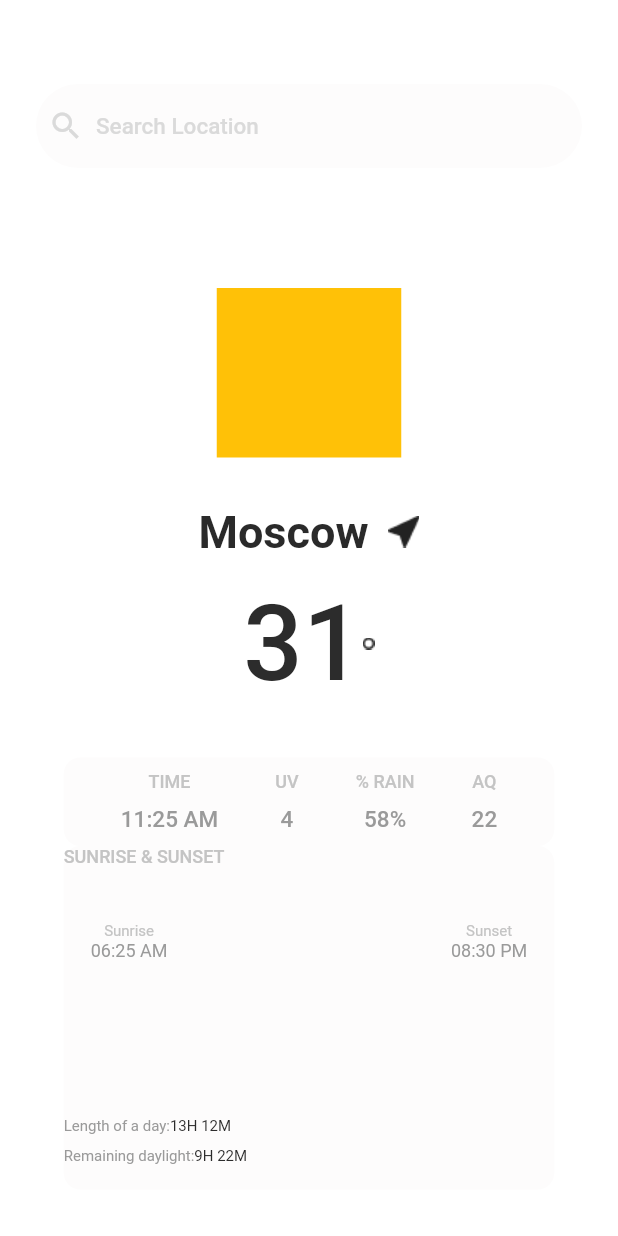
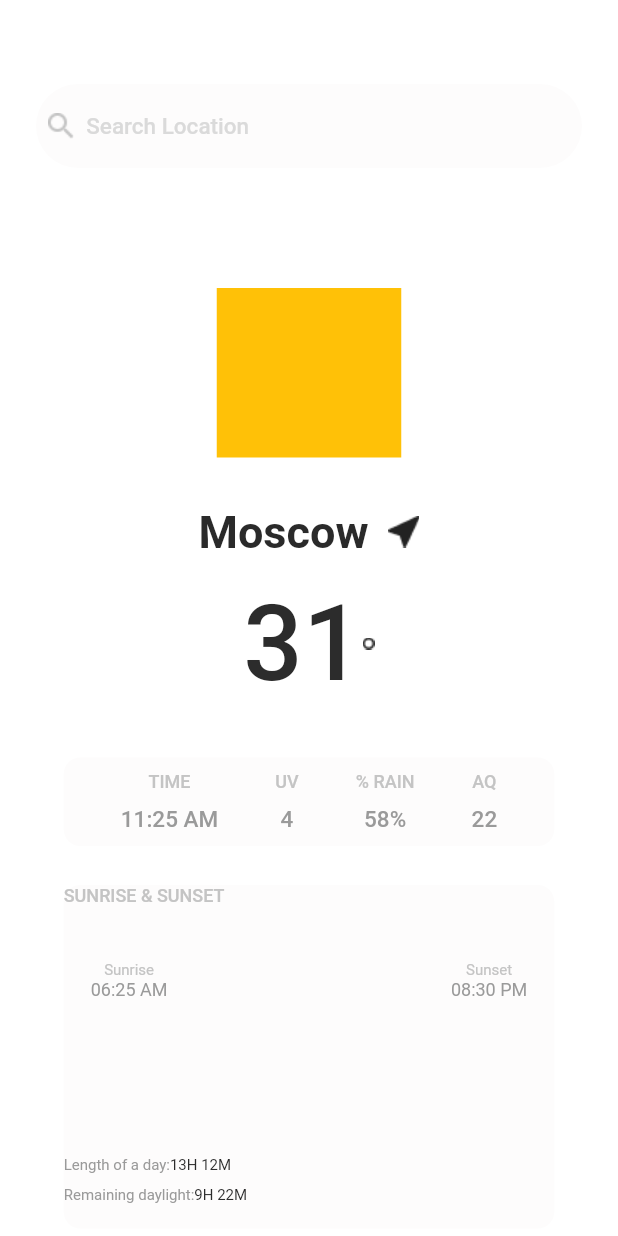
Before and after one commit to theivmatic/weather_api, a Flutter app: the screen it shows after launch, on a phone screen of 412 x 824 dp. Run offline on Flutter 3.47's test engine with Material 2 defaults, Android fonts, the phone set to English and light mode, and no system bars; our stand-ins replace flutter_bloc.

Commit message:
put custom search icon in search bar widget

```diff
--- a/lib/main.dart
+++ b/lib/main.dart
@@ -10,8 +10,11 @@ class MainApp extends StatelessWidget {
 
   @override
   Widget build(BuildContext context) {
-    return const MaterialApp(
-      home: HomePage(),
+    return MaterialApp(
+      theme: ThemeData(
+        textTheme: const TextTheme(headline3: TextStyle()),
+      ),
+      home: const HomePage(),
     );
   }
 }
--- a/lib/src/feature/presentation/pages/home_page.dart
+++ b/lib/src/feature/presentation/pages/home_page.dart
@@ -35,6 +35,7 @@ class _HomePageState extends State<HomePage> {
             DegreeWidget(),
             SizedBox(height: 35),
             OtherDataWidget(),
+            SizedBox(height: 26),
             SunriseAndSunsetWidget(),
           ],
         ),
--- a/lib/src/feature/presentation/widgets/search_bar.dart
+++ b/lib/src/feature/presentation/widgets/search_bar.dart
@@ -18,7 +18,12 @@ class CustomSearchBar extends StatelessWidget {
           fontSize: 15
         ),
       ),
-      leading: Icon(Icons.search, color: Color.fromARGB(255, 218, 218, 218),),
+      leading: ImageIcon(
+          AssetImage('assets/images/custom_search_icon.png'),
+          size: 17.49,
+          color: Color.fromARGB(255, 196, 196, 196),
+        ),
+      // leading: Icon(Icons.search, color: Color.fromARGB(255, 218, 218, 218),),
     );
   }
 }
```
Also changed, not shown: assets/images/custom_search_icon.png (added).
